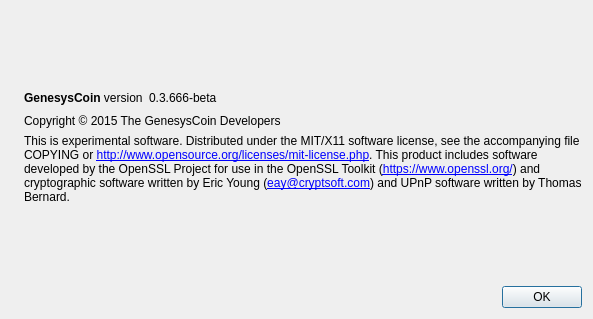
First picture: the form in src/qt/forms/aboutdialog.ui, repository GenesysCrypto/GenesysCoin, before the edit.
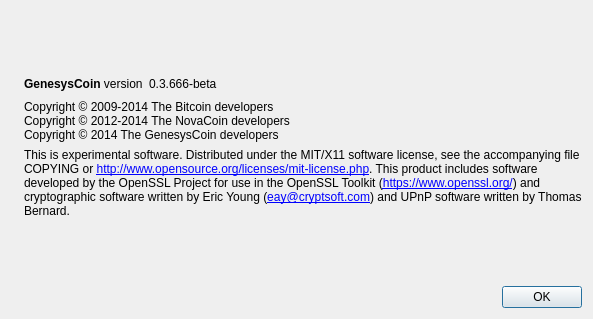
Second picture: the form after the edit. Icons and pictures are not drawn.

Commit message:
Genesys Core v1.4 beta
GenesysCoin New Wallet v1.4 Total Switch to the latest Bitcoin Core with
more Improvements and Features.

What changed in the file:
```diff
--- a/src/qt/forms/aboutdialog.ui
+++ b/src/qt/forms/aboutdialog.ui
@@ -91,7 +91,9 @@
         <cursorShape>IBeamCursor</cursorShape>
        </property>
        <property name="text">
-        <string>Copyright © 2015 The GenesysCoin Developers</string>
+        <string>Copyright © 2009-2014 The Bitcoin developers
+Copyright © 2012-2014 The NovaCoin developers
+Copyright © 2014 The GenesysCoin developers</string>
        </property>
        <property name="textInteractionFlags">
         <set>Qt::LinksAccessibleByMouse|Qt::TextSelectableByKeyboard|Qt::TextSelectableByMouse</set>
```
The commit also changes 564 other files.
